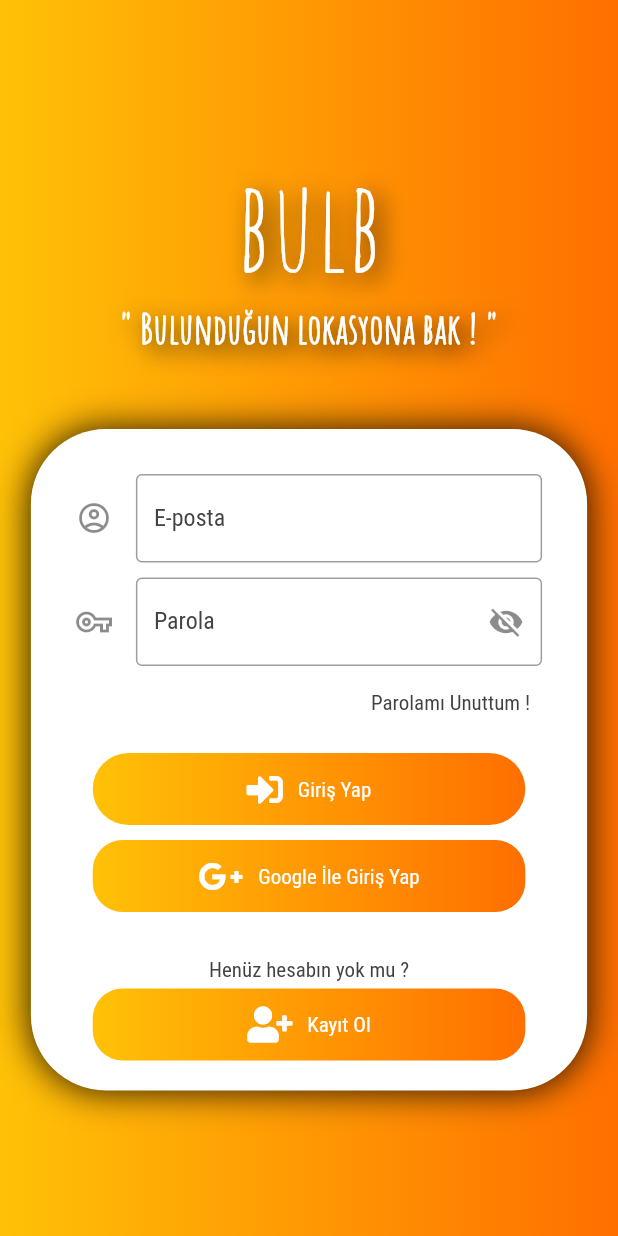
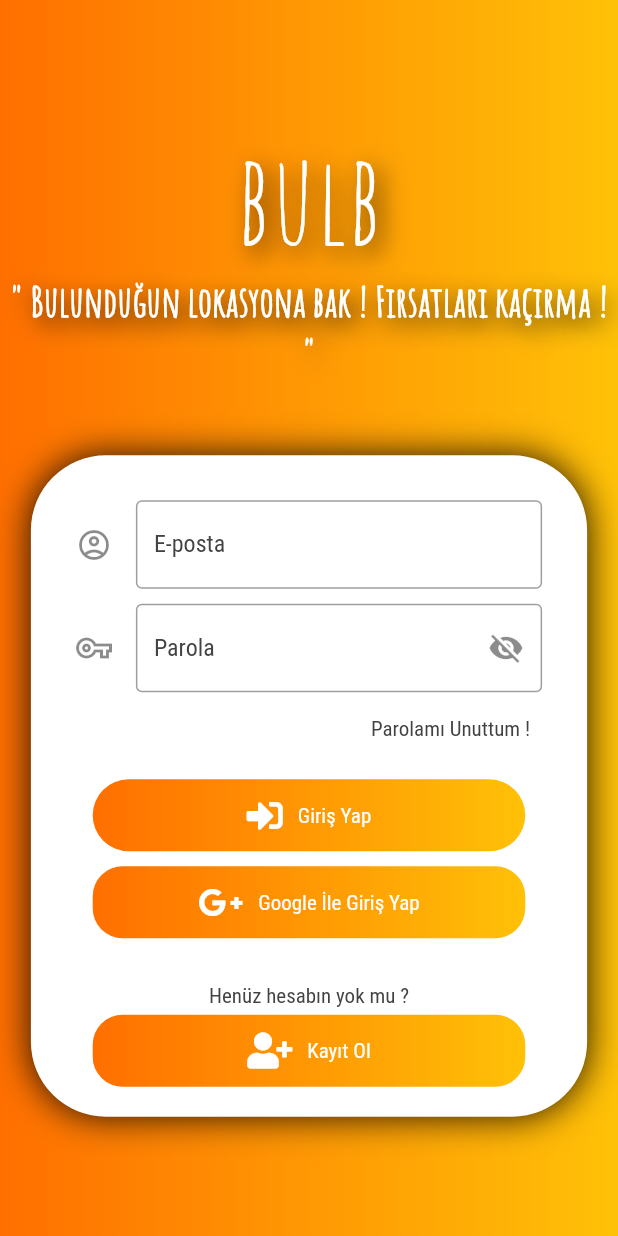
Before and after one commit to Enes-Altuntas/PaPaPe-Store, a Flutter app: the screen it shows after launch, on a phone screen of 412 x 824 dp. Run offline on Flutter 3.47's test engine with Material 2 defaults, Android fonts, the phone set to English and light mode, and no system bars; our stand-ins replace cloud_firestore, cool_alert, firebase_auth, firebase_core, firebase_messaging, firebase_storage and 8 more; missing offline and left inert: geoflutterfire; accounts and stored records are empty.

Commit message:
yeni login ve splash

```diff
--- a/lib/Login/login.dart
+++ b/lib/Login/login.dart
@@ -122,9 +122,6 @@ class _LoginState extends State<Login> {
   Future<void> didChangeDependencies() async {
     super.didChangeDependencies();
     if (isInit) {
-      if (FirebaseAuth.instance.currentUser != null) {
-        await FirebaseAuth.instance.currentUser.reload();
-      }
       setState(() {
         isInit = false;
       });
@@ -145,8 +142,8 @@ class _LoginState extends State<Login> {
                     decoration: BoxDecoration(
                         gradient: LinearGradient(
                             colors: [
-                          Theme.of(context).primaryColor,
-                          Theme.of(context).accentColor
+                          Theme.of(context).accentColor,
+                          Theme.of(context).primaryColor
                         ],
                             begin: Alignment.centerRight,
                             end: Alignment.centerLeft)),
@@ -170,7 +167,8 @@ class _LoginState extends State<Login> {
                                       fontSize:
                                           MediaQuery.of(context).size.height /
                                               10)),
-                              Text('" Bulunduğun lokasyona bak ! "',
+                              Text(
+                                  '" Bulunduğun lokasyona bak ! Fırsatları kaçırma ! "',
                                   textAlign: TextAlign.center,
                                   style: TextStyle(
                                       color: Colors.white,
@@ -269,9 +267,8 @@ class _LoginState extends State<Login> {
                                                 BorderRadius.circular(50.0),
                                             gradient: LinearGradient(
                                                 colors: [
-                                                  Theme.of(context)
-                                                      .primaryColor,
-                                                  Theme.of(context).accentColor
+                                                  Theme.of(context).accentColor,
+                                                  Theme.of(context).primaryColor
                                                 ],
                                                 begin: Alignment.centerRight,
                                                 end: Alignment.centerLeft)),
@@ -310,9 +307,8 @@ class _LoginState extends State<Login> {
                                                 BorderRadius.circular(20.0),
                                             gradient: LinearGradient(
                                                 colors: [
-                                                  Theme.of(context)
-                                                      .primaryColor,
-                                                  Theme.of(context).accentColor
+                                                  Theme.of(context).accentColor,
+                                                  Theme.of(context).primaryColor
                                                 ],
                                                 begin: Alignment.centerRight,
                                                 end: Alignment.centerLeft)),
@@ -359,9 +355,8 @@ class _LoginState extends State<Login> {
                                                 BorderRadius.circular(20.0),
                                             gradient: LinearGradient(
                                                 colors: [
-                                                  Theme.of(context)
-                                                      .primaryColor,
-                                                  Theme.of(context).accentColor
+                                                  Theme.of(context).accentColor,
+                                                  Theme.of(context).primaryColor
                                                 ],
                                                 begin: Alignment.centerRight,
                                                 end: Alignment.centerLeft)),
--- a/lib/Login/sign.dart
+++ b/lib/Login/sign.dart
@@ -124,7 +124,8 @@ class _SignState extends State<Sign> {
                                     fontSize:
                                         MediaQuery.of(context).size.height /
                                             10)),
-                            Text('" Bulunduğun lokasyona bak ! "',
+                            Text(
+                                '" Bulunduğun lokasyona bak ! Fırsatları kaçırma ! "',
                                 textAlign: TextAlign.center,
                                 style: TextStyle(
                                     color: Colors.white,
--- a/lib/Models/comment_model.dart
+++ b/lib/Models/comment_model.dart
@@ -3,14 +3,12 @@ import 'package:cloud_firestore/cloud_firestore.dart';
 class Comments {
   final String reportDesc;
   final String reportTitle;
-  final double reportScore;
   final String reportId;
   final Timestamp createdAt;
 
   Comments({
     this.reportDesc,
     this.reportTitle,
-    this.reportScore,
     this.reportId,
     this.createdAt,
   });
@@ -18,7 +16,6 @@ class Comments {
   Comments.fromFirestore(Map<String, dynamic> data)
       : reportDesc = data['reportDesc'],
         reportTitle = data['reportTitle'],
-        reportScore = double.parse(data['reportScore']),
         reportId = data['reportId'],
         createdAt = data['createdAt'];
 
@@ -26,7 +23,6 @@ class Comments {
     return {
       'reportDesc': reportDesc,
       'reportTitle': reportTitle,
-      'reportScore': reportScore,
       'reportId': reportId,
       'createdAt': createdAt,
     };
--- a/lib/Models/product_model.dart
+++ b/lib/Models/product_model.dart
@@ -5,7 +5,6 @@ class Product {
   final String productName;
   final int productPrice;
   final String productId;
-  final String currency;
   final String productCatId;
   String productPicRef;
   File productLocalImage;
@@ -15,7 +14,6 @@ class Product {
       this.productName,
       this.productPrice,
       this.productId,
-      this.currency,
       this.productCatId,
       this.productPicRef,
       this.productLocalImage});
@@ -25,7 +23,6 @@ class Product {
         productName = data['productName'],
         productPrice = data['productPrice'],
         productId = data['productId'],
-        currency = data['currency'],
         productCatId = data['productCatId'],
         productPicRef = data['productPicRef'];
 
@@ -35,7 +32,6 @@ class Product {
       'productName': productName,
       'productPrice': productPrice,
       'productId': productId,
-      'currency': currency,
       'productCatId': productCatId,
       'productPicRef': productPicRef,
     };
--- a/lib/Products/products.dart
+++ b/lib/Products/products.dart
@@ -338,7 +338,7 @@ class _MenuState extends State<Menu> {
                                                                                           Padding(
                                                                                             padding: const EdgeInsets.only(top: 10.0, bottom: 10.0),
                                                                                             child: Text(
-                                                                                              'Fiyat: ${snapshotProduct.data[indexDishes].productPrice} ${snapshotProduct.data[indexDishes].currency}',
+                                                                                              'Fiyat: ${snapshotProduct.data[indexDishes].productPrice} TRY',
                                                                                               style: TextStyle(color: Colors.white, fontWeight: FontWeight.bold, fontSize: 15.0),
                                                                                             ),
                                                                                           ),
```
Also changed, not shown: lib/Comments/comments.dart (+3 -13 lines), lib/Dashboard/dashboard.dart (+5 -2 lines), lib/Products/product.dart (+0 -43 lines), 27 other files.
